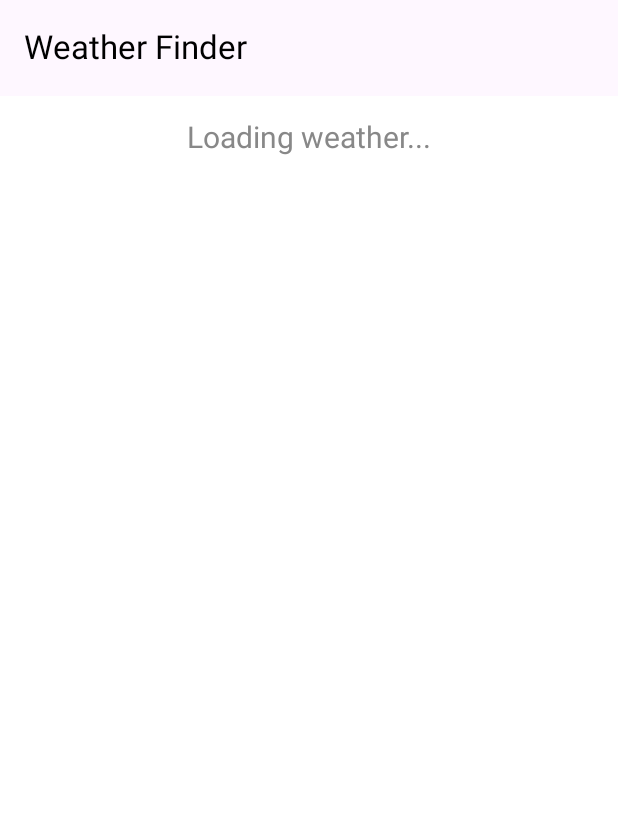
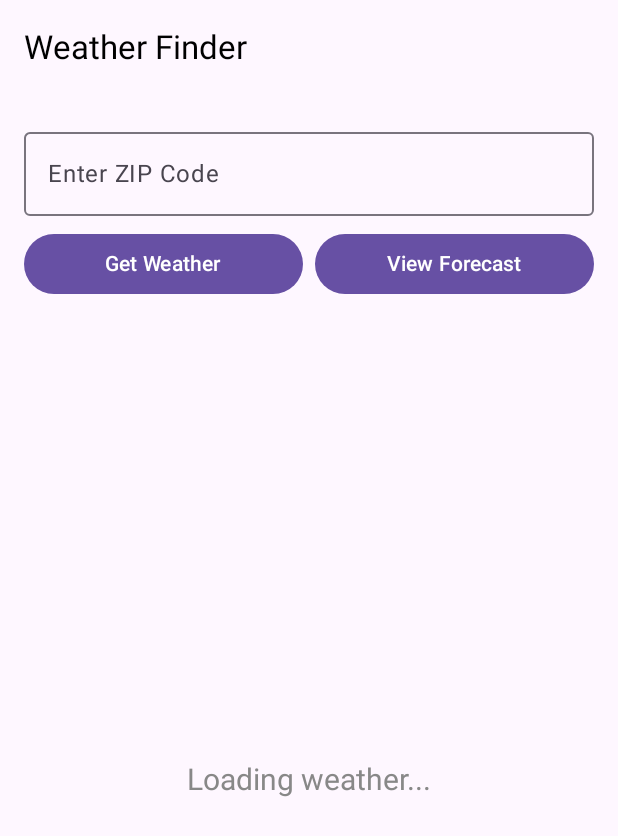
Before and after one commit to ahussein7890/Weather, an Android app built with Jetpack Compose: the screen it shows after launch (MainActivity), on a phone screen of 412 x 824 dp. Shown: the top 836 px of the screen. Run offline under Robolectric (Android 15) with nearby library versions, the phone set to English and light mode, and no system bars.

Commit message:
Assignment 4

```diff
--- a/app/src/main/java/com/example/myapplication/MainActivity.kt
+++ b/app/src/main/java/com/example/myapplication/MainActivity.kt
@@ -7,17 +7,31 @@ import androidx.activity.viewModels
 import androidx.compose.foundation.Image
 import androidx.compose.foundation.background
 import androidx.compose.foundation.layout.*
-import androidx.compose.material3.*
+import androidx.compose.foundation.text.KeyboardActions
+import androidx.compose.foundation.text.KeyboardOptions
+import androidx.compose.material3.ExperimentalMaterial3Api
+import androidx.compose.material3.Scaffold
+import androidx.compose.material3.Text
+import androidx.compose.material3.TopAppBar
+import androidx.compose.material3.Button
+import androidx.compose.material3.OutlinedTextField
 import androidx.compose.runtime.*
 import androidx.compose.ui.Alignment
 import androidx.compose.ui.Modifier
 import androidx.compose.ui.graphics.Color
+import androidx.compose.ui.platform.LocalFocusManager
 import androidx.compose.ui.res.painterResource
 import androidx.compose.ui.text.font.FontWeight
+import androidx.compose.ui.text.input.ImeAction
+import androidx.compose.ui.text.input.KeyboardType
 import androidx.compose.ui.text.style.TextAlign
 import androidx.compose.ui.unit.dp
 import androidx.compose.ui.unit.sp
-import androidx.lifecycle.viewmodel.compose.viewModel
+import androidx.navigation.NavController
+import androidx.navigation.NavHostController
+import androidx.navigation.compose.NavHost
+import androidx.navigation.compose.composable
+import androidx.navigation.compose.rememberNavController
 
 class MainActivity : ComponentActivity() {
     private val weatherViewModel: WeatherViewModel by viewModels()
@@ -25,29 +39,98 @@ class MainActivity : ComponentActivity() {
     override fun onCreate(savedInstanceState: Bundle?) {
         super.onCreate(savedInstanceState)
         setContent {
-            WeatherScreen(weatherViewModel)
+            val navController = rememberNavController()
+            WeatherNavGraph(navController, weatherViewModel)
+        }
+    }
+}
+
+@Composable
+fun WeatherNavGraph(navController: NavHostController, weatherViewModel: WeatherViewModel) {
+    NavHost(navController = navController, startDestination = "weather") {
+        composable("weather") {
+            WeatherScreen(navController = navController, weatherViewModel = weatherViewModel)
+        }
+        composable("forecast") {
+            ForecastScreen(viewModel = weatherViewModel)
         }
     }
 }
 
 @OptIn(ExperimentalMaterial3Api::class)
 @Composable
-fun WeatherScreen(weatherViewModel: WeatherViewModel = viewModel()) {
+fun WeatherScreen(navController: NavController, weatherViewModel: WeatherViewModel) {
     val weatherState by weatherViewModel.weatherData.collectAsState()
+    var zipCode by remember { mutableStateOf("") }
+    val focusManager = LocalFocusManager.current
 
-    LaunchedEffect(Unit) {
-        if (weatherState == null) {
-            weatherViewModel.fetchWeatherByCoordinates(44.34, 10.99, "0f61d4ac2507933fd147c5105db3ac8f")
-        }
-    }
-
-    Column(modifier = Modifier.fillMaxSize()) {
+    Scaffold(
+        topBar = {
             TopAppBar(
                 title = { Text("Weather Finder", color = Color.Black) },
                 modifier = Modifier
                     .fillMaxWidth()
-                .background(Color.Gray),
+                    .background(Color.Gray)
             )
+        }
+    ) { padding ->
+        Column(
+            modifier = Modifier
+                .fillMaxSize()
+                .padding(padding)
+                .padding(horizontal = 16.dp),
+            horizontalAlignment = Alignment.CenterHorizontally
+        ) {
+            Spacer(modifier = Modifier.height(16.dp))
+
+            OutlinedTextField(
+                value = zipCode,
+                onValueChange = { if (it.length <= 5 && it.all { c -> c.isDigit() }) zipCode = it },
+                label = { Text("Enter ZIP Code") },
+                singleLine = true,
+                keyboardOptions = KeyboardOptions(
+                    keyboardType = KeyboardType.Number,
+                    imeAction = ImeAction.Done
+                ),
+                keyboardActions = KeyboardActions(
+                    onDone = { focusManager.clearFocus() }
+                ),
+                modifier = Modifier.fillMaxWidth()
+            )
+
+            Spacer(modifier = Modifier.height(8.dp))
+
+            Row(
+                modifier = Modifier.fillMaxWidth(),
+                horizontalArrangement = Arrangement.SpaceBetween
+            ) {
+                Button(
+                    onClick = {
+                        if (zipCode.length == 5) {
+                            weatherViewModel.fetchWeatherByZipCode(zipCode, "0f61d4ac2507933fd147c5105db3ac8f")
+                            focusManager.clearFocus()
+                        }
+                    },
+                    modifier = Modifier.weight(1f)
+                ) {
+                    Text("Get Weather")
+                }
+
+                Spacer(modifier = Modifier.width(8.dp))
+
+                Button(
+                    onClick = {
+                        if (zipCode.length == 5) {
+                            weatherViewModel.fetchForecastByZipCode(zipCode, "0f61d4ac2507933fd147c5105db3ac8f")
+                            focusManager.clearFocus()
+                            navController.navigate("forecast")
+                        }
+                    },
+                    modifier = Modifier.weight(1f)
+                ) {
+                    Text("View Forecast")
+                }
+            }
 
             Spacer(modifier = Modifier.height(16.dp))
 
@@ -57,18 +140,14 @@ fun WeatherScreen(weatherViewModel: WeatherViewModel = viewModel()) {
                     horizontalAlignment = Alignment.CenterHorizontally
                 ) {
                     Text(weather.cityName, fontSize = 18.sp, fontWeight = FontWeight.Medium)
-
                     Spacer(modifier = Modifier.height(8.dp))
-
                     Text(
                         text = "${weather.main.temperature}°",
                         fontSize = 64.sp,
                         fontWeight = FontWeight.Bold,
                         textAlign = TextAlign.Center
                     )
-
                     Text("Feels like ${weather.main.temperature}°", fontSize = 14.sp, color = Color.Gray)
-
                     Spacer(modifier = Modifier.height(8.dp))
 
                     Image(
@@ -85,12 +164,14 @@ fun WeatherScreen(weatherViewModel: WeatherViewModel = viewModel()) {
                     }
                 }
             } ?: run {
+                Spacer(modifier = Modifier.weight(1f))
                 Text(
                     text = "Loading weather...",
-                modifier = Modifier.align(Alignment.CenterHorizontally),
                     fontSize = 20.sp,
                     color = Color.Gray
                 )
+                Spacer(modifier = Modifier.weight(1f))
             }
         }
     }
+}
--- a/app/src/main/res/values/colors.xml
+++ b/app/src/main/res/values/colors.xml
@@ -2,6 +2,6 @@
     <color name="primary">#6200EE</color>
     <color name="primary_dark">#3700B3</color>
     <color name="on_primary">#FFFFFF</color>
-    <color name="secondary">#03DAC5</color>
+    <color name="secondary">#03DAC6</color>
     <color name="secondary_dark">#018786</color>
 </resources>
--- a/app/src/main/res/values/styles.xml
+++ b/app/src/main/res/values/styles.xml
@@ -1,11 +1,3 @@
 <resources>
-    <!-- Base application theme. -->
-    <style name="Theme.MyApplicationWeather342" parent="Theme.MaterialComponents.DayNight.DarkActionBar">
-        <!-- Customize your theme here. -->
-        <item name="colorPrimary">@color/primary</item>
-        <item name="colorPrimaryVariant">@color/primary_dark</item>
-        <item name="colorOnPrimary">@color/on_primary</item>
-        <item name="colorSecondary">@color/secondary</item>
-        <item name="colorSecondaryVariant">@color/secondary_dark</item>
-    </style>
+    <!-- Leave empty or define unrelated styles only -->
 </resources>
--- a/app/src/main/res/values/themes.xml
+++ b/app/src/main/res/values/themes.xml
@@ -1,5 +1,10 @@
 <?xml version="1.0" encoding="utf-8"?>
 <resources>
-
-    <style name="Theme.MyApplication" parent="android:Theme.Material.Light.NoActionBar" />
+    <style name="Theme.MyApplicationWeather342" parent="Theme.MaterialComponents.DayNight.NoActionBar">
+        <item name="colorPrimary">@color/primary</item>
+        <item name="colorPrimaryVariant">@color/primary_dark</item>
+        <item name="colorOnPrimary">@color/on_primary</item>
+        <item name="colorSecondary">@color/secondary</item>
+        <item name="colorSecondaryVariant">@color/secondary_dark</item>
+    </style>
 </resources>
```
Also changed, not shown: app/build.gradle.kts (+19 -8 lines), app/src/main/AndroidManifest.xml (+6 -4 lines), app/src/main/java/com/example/myapplication/ForecastResponse.kt (added, +22 -0 lines), app/src/main/java/com/example/myapplication/ForecastScreen.kt (added, +38 -0 lines), app/src/main/java/com/example/myapplication/WeatherApiService.kt (+19 -1 lines), app/src/main/java/com/example/myapplication/WeatherViewModel.kt (+43 -2 lines), app/src/main/java/com/example/myapplication/WeatherResponse.at.kt (line endings or trailing spaces). Lines whose indentation alone changed are shown as unchanged.
